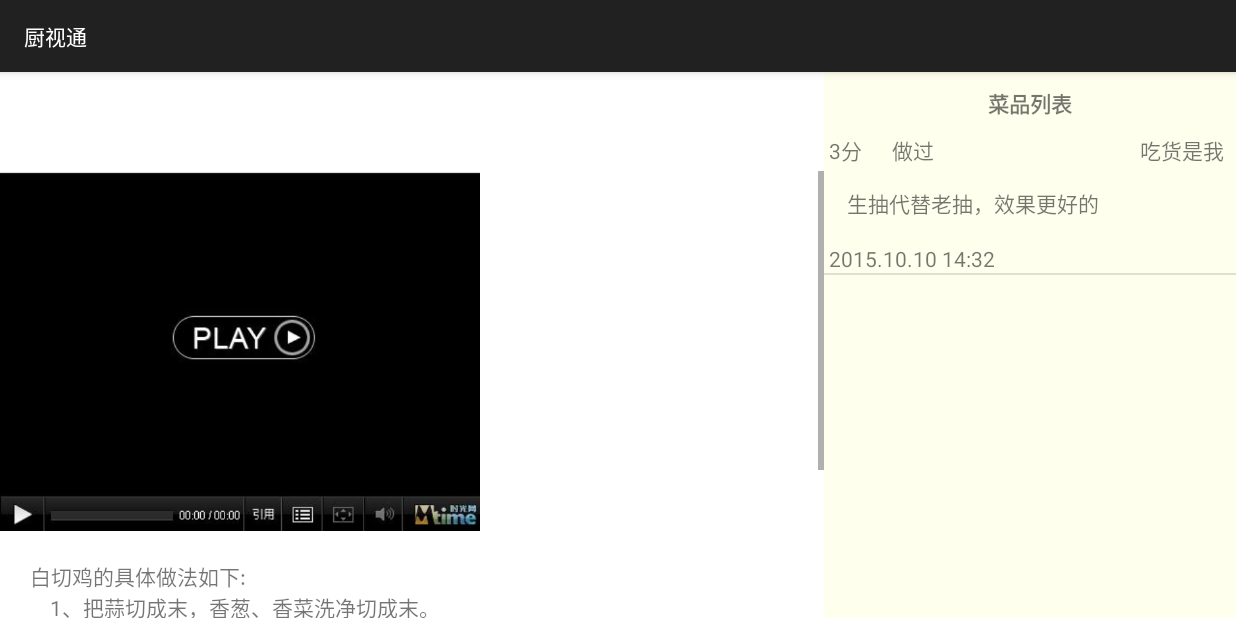
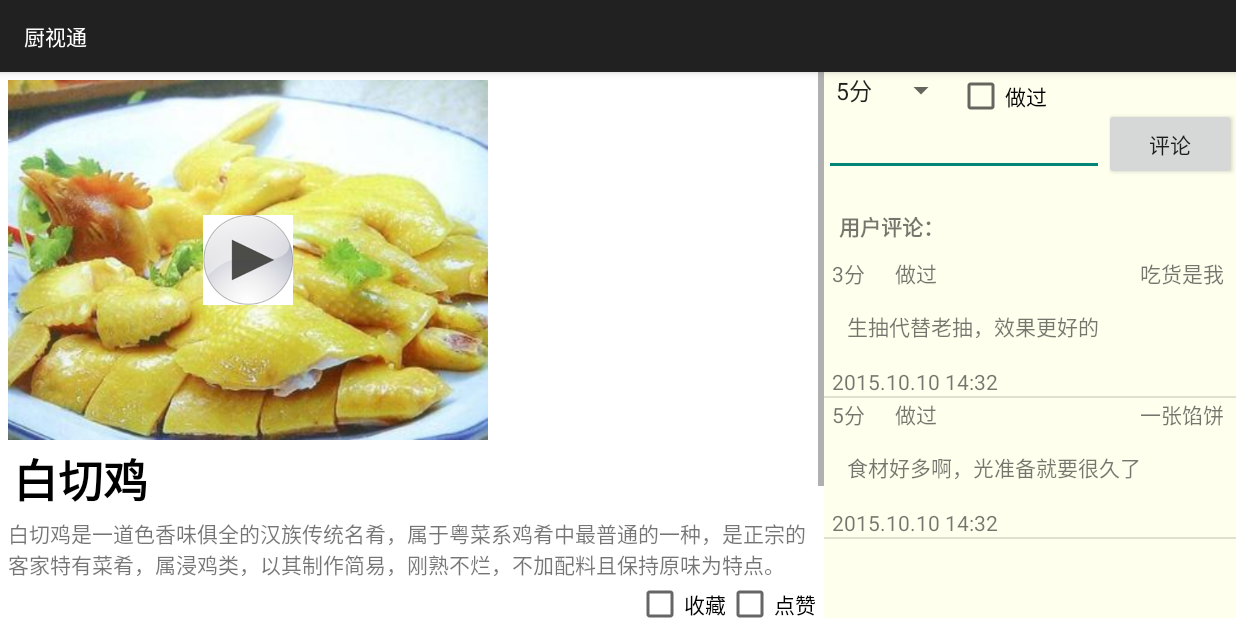
Before and after one commit to Levi-Ackerman/MyCook, an Android app: the FoodListActivity screen opened directly, with no data from a screen before it, after a tap on "白切鸡", on a phone screen of 824 x 412 dp (held sideways). Run offline under Robolectric (Android 15) with nearby library versions, the phone set to English and light mode, and no system bars.

Commit message:
增加实体类和FoodDetails

```diff
--- a/app/src/main/java/lee/scut/edu/mycook/FoodDetailActivity.java
+++ b/app/src/main/java/lee/scut/edu/mycook/FoodDetailActivity.java
@@ -5,11 +5,15 @@ import android.net.Uri;
 import android.os.Bundle;
 import android.view.View;
 import android.widget.AdapterView;
+import android.widget.ArrayAdapter;
+import android.widget.Button;
+import android.widget.CheckBox;
+import android.widget.CompoundButton;
 import android.widget.ImageButton;
 import android.widget.ListAdapter;
 import android.widget.ListView;
-import android.widget.ScrollView;
 import android.widget.SimpleAdapter;
+import android.widget.Spinner;
 import android.widget.TextView;
 
 import java.util.ArrayList;
@@ -17,71 +21,75 @@ import java.util.HashMap;
 import java.util.List;
 import java.util.Map;
 
-public class FoodDetailActivity extends BaseCaiActivity implements View.OnClickListener {
+import lee.scut.edu.mycook.entity.FoodComent;
+
+public class FoodDetailActivity extends BaseActivity implements View.OnClickListener, AdapterView.OnItemSelectedListener, CompoundButton.OnCheckedChangeListener {
 
     List<FoodComent> foodComents = new ArrayList<>();
     TextView tvTilte;
-    ListView listView;
-    ListAdapter adapter;
+    ListView lv_comments;
+    ListView lv_materials;
+    ListView lv_steps;
+    ListAdapter commentListAdapter;
+    ArrayAdapter<CharSequence> gradeArrayAdapter;
     ImageButton videoView;
-    ScrollView foodDetail;
     TextView tvContent;
-    Food currentFood;
+    Spinner spinner;
+    CheckBox cb_done;
+    Button btn_coment;
 
     @Override
     public void onClick(View v) {
         playVedio();
     }
 
-    class FoodComent {
-        int grade; //打分
-        boolean done; //做过
-        String userName;
-        String content;
-        String time;
-
-        public FoodComent(int grade, boolean done, String userName, String content, String time) {
-            this.grade = grade;
-            this.done = done;
-            this.userName = userName;
-            this.content = content;
-            this.time = time;
-        }
+    @Override
+    public void onItemSelected(AdapterView<?> parent, View view, int position, long id) {
+        showToast(parent.getItemAtPosition(position).toString());
     }
 
-    class Food {
-        String content;
+    @Override
+    public void onNothingSelected(AdapterView<?> parent) {
 
-        String videoUrl;
+    }
 
-        public Food(String content, String videoUrl) {
-            this.content = content;
-            this.videoUrl = videoUrl;
-        }
+    @Override
+    public void onCheckedChanged(CompoundButton buttonView, boolean isChecked) {
+        showToast(isChecked+"");
     }
+
+
 
     @Override
     protected void onCreate(Bundle savedInstanceState) {
         super.onCreate(savedInstanceState);
         setContentView(R.layout.activity_food_detail);
-        listView = (ListView) findViewById(R.id.lv_foods);
-        listView.setOnItemClickListener(this);
+        lv_comments = (ListView) findViewById(R.id.lv_foods);
         tvTilte = (TextView) findViewById(R.id.tv_food_title);
         tvContent = (TextView) findViewById(R.id.tv_content);
         videoView = (ImageButton) findViewById(R.id.vv_videoView);
         videoView.setOnClickListener(this);
-        foodDetail = (ScrollView) findViewById(R.id.food_detail);
+        spinner = (Spinner)findViewById(R.id.sp_grade);
+        cb_done = (CheckBox)findViewById(R.id.cb_done);
+        btn_coment = (Button)findViewById(R.id.btn_coment);
+
+        gradeArrayAdapter = ArrayAdapter.createFromResource(this,R.array.grade,android.R.layout.simple_spinner_item);
+        gradeArrayAdapter.setDropDownViewResource(android.R.layout.simple_spinner_dropdown_item);
+        spinner.setAdapter(gradeArrayAdapter);
+        spinner.setOnItemSelectedListener(this);
+        spinner.setSelection(gradeArrayAdapter.getCount() - 1);
+        cb_done.setOnCheckedChangeListener(this);
+        btn_coment.setOnClickListener(this);
+
         initCommentList();
         setListViewAdapter();
-        int clickItem = loadInt(App.FOOD_LIST_POS, -1);
-        if (clickItem > -1) {
-            listView.performItemClick(null, clickItem, 0);
-        }
     }
 
     private void initCommentList() {
         foodComents.clear();
         FoodComent com = new FoodComent(3, true, "吃货是我", "生抽代替老抽，效果更好的", "2015.10.10 14:32");
+        foodComents.add(com);
+        com = new FoodComent(5, true, "一张馅饼", "食材好多啊，光准备就要很久了", "2015.10.10 14:32");
         foodComents.add(com);
     }
 
@@ -96,27 +104,13 @@ public class FoodDetailActivity extends BaseCaiActivity implements View.OnClickL
             map.put("time", coment.time);
             data.add(map);
         }
-        adapter = new SimpleAdapter(this, data,
+        commentListAdapter = new SimpleAdapter(this, data,
                 R.layout.item_food_coment,
                 new String[]{"grade", "done", "userName", "content", "time"}, new int[]{R.id.coment_grade, R.id.coment_done, R.id.coment_userName, R.id.coment_content, R.id.coment_datetime});
-        listView.setAdapter(adapter);
+        lv_comments.setAdapter(commentListAdapter);
     }
 
-    @Override
-    public void onItemClick(AdapterView<?> parent, View view, int position, long id) {
-        Map<String, String> map = (Map<String, String>) listView.getAdapter().getItem(position);
-        tvTilte.setText(map.get("fileName"));
-        foodDetail.setVisibility(View.VISIBLE);
-        saveInt(App.FOOD_LIST_POS, position);
 
-        currentFood = new Food("白切鸡的具体做法如下:\n" +
-                "\t1、把蒜切成末，香葱、香菜洗净切成末。\n" +
-                "\t2、用一个碗装起来，放到微波炉加热30秒钟，使它们的香味飘出来后，放一点点糖，调入适量鲜贝露调味汁/美极调味汁，滴一两滴香油调匀。\n" +
-                "\t3、鸡的处理：在北京市区里是禁止活家禽买卖的，所以买回来的鸡是已经杀好并做了拔毛开膛等初步处理了的，只需将鸡洗干净，切去鸡爪甲即可。\n" +
-                "\t4、在锅里面加入水、大料、八角、大葱段、姜片、蒜瓣、料酒。\n" +
-                "\t5、水烧开就把鸡放进去，最好水没过一整只鸡。", App.MUSIC_PATH + "/testVideo.flv");
-        tvContent.setText(currentFood.content);
-    }
 
     private void playVedio() {
         Uri uri = Uri.parse("http://www.lizhengxian.com/testVideo.flv");
--- /dev/null
+++ b/app/src/main/java/lee/scut/edu/mycook/entity/Food.java
@@ -0,0 +1,30 @@
+package lee.scut.edu.mycook.entity;
+
+import java.util.List;
+
+/**
+ * Created by jsonlee on 10/16/15.
+ */
+public class Food {
+    public String name; //名字
+    public String introduction; //介绍
+    public boolean isFavorite; //收藏
+    public boolean isUp; //点赞
+    public String picUrl; //大图链接
+    public String videoUrl; //视频链接
+    public List<FoodMaterial> foodMaterials; //食材
+    public List<FoodStep> foodStepses; //做菜步骤
+    public List<FoodComent> foodComents; //评论
+
+    public Food(String name, String introduction, boolean isFavorite, boolean isUp, String picUrl, String videoUrl, List<FoodMaterial> foodMaterials, List<FoodStep> foodStepses, List<FoodComent> foodComents) {
+        this.name = name;
+        this.introduction = introduction;
+        this.isFavorite = isFavorite;
+        this.isUp = isUp;
+        this.picUrl = picUrl;
+        this.videoUrl = videoUrl;
+        this.foodMaterials = foodMaterials;
+        this.foodStepses = foodStepses;
+        this.foodComents = foodComents;
+    }
+}
--- /dev/null
+++ b/app/src/main/java/lee/scut/edu/mycook/entity/FoodComent.java
@@ -0,0 +1,21 @@
+package lee.scut.edu.mycook.entity;
+
+/**
+ * Created by jsonlee on 10/16/15.
+ */
+public class FoodComent {
+    public int grade; //打分
+    public boolean done; //做过
+    public String userName;
+    public String content;
+    public String time;
+
+    public FoodComent(int grade, boolean done, String userName, String content, String time) {
+        this.grade = grade;
+        this.done = done;
+        this.userName = userName;
+        this.content = content;
+        this.time = time;
+    }
+
+}
--- /dev/null
+++ b/app/src/main/java/lee/scut/edu/mycook/entity/FoodMaterial.java
@@ -0,0 +1,14 @@
+package lee.scut.edu.mycook.entity;
+
+/**
+ * Created by jsonlee on 10/17/15.
+ */
+public class FoodMaterial {
+    public String materialName;
+    public String weight;
+
+    public FoodMaterial(String materialName, String weight) {
+        this.materialName = materialName;
+        this.weight = weight;
+    }
+}
--- /dev/null
+++ b/app/src/main/java/lee/scut/edu/mycook/entity/FoodStep.java
@@ -0,0 +1,14 @@
+package lee.scut.edu.mycook.entity;
+
+/**
+ * Created by jsonlee on 10/17/15.
+ */
+public class FoodStep {
+    public int number; //步骤序号
+    public String step; //步骤
+
+    public FoodStep(int number, String step) {
+        this.number = number;
+        this.step = step;
+    }
+}
--- a/app/src/main/res/layout/activity_food_detail.xml
+++ b/app/src/main/res/layout/activity_food_detail.xml
@@ -4,45 +4,103 @@
     android:layout_height="match_parent"
     android:orientation="horizontal">
 
-    <RelativeLayout
+    <ScrollView
         android:layout_width="0dp"
         android:layout_height="match_parent"
-        android:layout_weight="6"
-        android:background="@android:color/white">
-        <TextView
-            android:id="@+id/tv_food_title"
+        android:layout_weight="6">
+
+        <LinearLayout
             android:layout_width="match_parent"
-            android:layout_height="wrap_content"
-            android:padding="6dp"
-            android:textStyle="bold"
-            android:textSize="@dimen/text_size_text_title"
-            android:textColor="@android:color/black"
-            android:text="点击右边菜品查看详情"/>
-        <ScrollView
-            android:id="@+id/food_detail"
-            android:visibility="invisible"
-            android:layout_below="@+id/tv_food_title"
-            android:layout_width="match_parent"
-            android:layout_height="match_parent">
-            <LinearLayout
-                android:orientation="vertical"
-                android:layout_width="match_parent"
-                android:layout_height="match_parent">
+            android:layout_height="match_parent"
+            android:background="@android:color/white"
+            android:orientation="vertical"
+            android:padding="5dp">
+
+            <FrameLayout
+                android:id="@+id/pic"
+                android:layout_width="wrap_content"
+                android:layout_height="wrap_content">
+
                 <ImageButton
                     android:id="@+id/vv_videoView"
-                    android:background="@drawable/play_video"
                     android:layout_width="320dp"
-                    android:layout_height="240dp" />
+                    android:layout_height="240dp"
+                    android:background="@drawable/baiqieji" />
+
+                <ImageView
+                    android:layout_width="80dp"
+                    android:layout_height="60dp"
+                    android:layout_gravity="center"
+                    android:src="@drawable/play_key" />
+            </FrameLayout>
+
+            <LinearLayout
+                android:layout_width="match_parent"
+                android:layout_height="wrap_content"
+                android:orientation="vertical">
+
                 <TextView
-                    android:layout_margin="20dp"
+                    android:id="@+id/tv_food_title"
+                    android:layout_width="match_parent"
+                    android:layout_height="wrap_content"
+                    android:padding="3dp"
+                    android:text="白切鸡"
+                    android:textColor="@android:color/black"
+                    android:textSize="@dimen/text_size_text_title2"
+                    android:textStyle="bold" />
+
+                <TextView
                     android:id="@+id/tv_content"
                     android:layout_width="match_parent"
                     android:layout_height="wrap_content"
-                    android:inputType="textMultiLine"/>
+                    android:inputType="textMultiLine"
+                    android:text="白切鸡是一道色香味俱全的汉族传统名肴，属于粤菜系鸡肴中最普通的一种，是正宗的客家特有菜肴，属浸鸡类，以其制作简易，刚熟不烂，不加配料且保持原味为特点。" />
+
+                <LinearLayout
+                    android:layout_width="match_parent"
+                    android:layout_height="wrap_content"
+                    android:gravity="right"
+                    android:orientation="horizontal">
+
+                    <CheckBox
+                        android:layout_width="wrap_content"
+                        android:layout_height="wrap_content"
+                        android:text="收藏" />
+
+                    <CheckBox
+                        android:layout_width="wrap_content"
+                        android:layout_height="wrap_content"
+                        android:text="点赞" />
+                </LinearLayout>
             </LinearLayout>
-        </ScrollView>
 
-    </RelativeLayout>
+            <TextView
+                android:layout_width="wrap_content"
+                android:layout_height="wrap_content"
+                android:textSize="@dimen/text_size_text_title2"
+                android:textColor="@android:color/black"
+                android:padding="3dp"
+                android:textStyle="bold"
+                android:text="食材清单" />
+            <ListView
+                android:id="@+id/lv_materal"
+                android:layout_width="match_parent"
+                android:layout_height="wrap_content"/>
+
+            <TextView
+                android:layout_width="wrap_content"
+                android:layout_height="wrap_content"
+                android:textSize="@dimen/text_size_text_title2"
+                android:textColor="@android:color/black"
+                android:padding="3dp"
+                android:textStyle="bold"
+                android:text="文字教程" />
+            <ListView
+                android:id="@+id/lv_steps"
+                android:layout_width="match_parent"
+                android:layout_height="wrap_content"/>
+        </LinearLayout>
+    </ScrollView>
 
     <LinearLayout
         android:layout_width="0dp"
@@ -51,19 +109,54 @@
         android:background="#ffe"
         android:orientation="vertical">
 
+        <RelativeLayout
+            android:layout_width="match_parent"
+            android:layout_height="wrap_content">
+
+            <Spinner
+                android:id="@+id/sp_grade"
+                android:layout_width="wrap_content"
+                android:layout_height="wrap_content">
+
+            </Spinner>
+
+            <CheckBox
+                android:id="@+id/cb_done"
+                android:layout_width="wrap_content"
+                android:layout_height="wrap_content"
+                android:layout_toRightOf="@+id/sp_grade"
+                android:text="做过" />
+
+            <EditText
+                android:id="@+id/et_coment"
+                android:layout_width="match_parent"
+                android:layout_height="wrap_content"
+                android:layout_below="@+id/sp_grade"
+                android:layout_toLeftOf="@+id/btn_coment" />
+
+            <Button
+                android:id="@+id/btn_coment"
+                android:layout_width="wrap_content"
+                android:layout_height="wrap_content"
+                android:layout_alignParentRight="true"
+                android:layout_below="@id/sp_grade"
+                android:text="评论" />
+        </RelativeLayout>
+
         <TextView
             android:layout_width="wrap_content"
             android:layout_height="wrap_content"
+            android:layout_marginTop="10dp"
             android:padding="10dp"
-            android:textStyle="bold"
-            android:layout_gravity="center"
-            android:text="菜品列表" />
+            android:text="用户评论："
+            android:textStyle="bold" />
 
         <ListView
             android:id="@+id/lv_foods"
             android:layout_width="wrap_content"
             android:layout_height="match_parent"
-            android:background="@android:color/transparent">
+            android:background="@android:color/transparent"
+            android:clickable="false">
 
         </ListView>
     </LinearLayout>
--- a/app/src/main/res/layout/item_food_coment.xml
+++ b/app/src/main/res/layout/item_food_coment.xml
@@ -7,7 +7,7 @@
     <TextView
         android:id="@+id/coment_grade"
         android:text="5分"
-        android:layout_marginLeft="3dp"
+        android:layout_marginLeft="5dp"
         android:layout_width="wrap_content"
         android:layout_height="wrap_content" />
 
@@ -43,7 +43,7 @@
         android:layout_below="@+id/coment_content"
         android:layout_alignParentBottom="true"
         android:id="@+id/coment_datetime"
-        android:layout_marginLeft="3dp"
+        android:layout_marginLeft="5dp"
         android:layout_width="wrap_content"
         android:layout_height="wrap_content" />
 </RelativeLayout>
--- a/app/src/main/res/layout/view_show_container.xml
+++ b/app/src/main/res/layout/view_show_container.xml
@@ -15,6 +15,7 @@
     <Button
         android:background="@android:color/transparent"
         android:id="@+id/btn_more"
+        android:visibility="invisible"
         android:layout_width="wrap_content"
         android:layout_height="wrap_content"
         android:layout_alignParentRight="true"
--- a/app/src/main/res/values/dimens.xml
+++ b/app/src/main/res/values/dimens.xml
@@ -3,5 +3,6 @@
     <dimen name="activity_horizontal_margin">1dp</dimen>
     <dimen name="activity_vertical_margin">1dp</dimen>
     <dimen name="text_size_text_title">40sp</dimen>
+    <dimen name="text_size_text_title2">30sp</dimen>
     <dimen name="text_size_text_content">35sp</dimen>
 </resources>
--- a/app/src/main/res/values/strings.xml
+++ b/app/src/main/res/values/strings.xml
@@ -1,4 +1,11 @@
 <resources>
     <string name="app_name">厨视通</string>
     <string name="action_exit">退出</string>
+    <string-array name="grade">
+        <item>1分</item>
+        <item>2分</item>
+        <item>3分</item>
+        <item>4分</item>
+        <item>5分</item>
+    </string-array>
 </resources>
```
Also changed, not shown: app/src/main/res/drawable/baiqieji.jpg (added), app/src/main/res/drawable/play_key.png (added).
